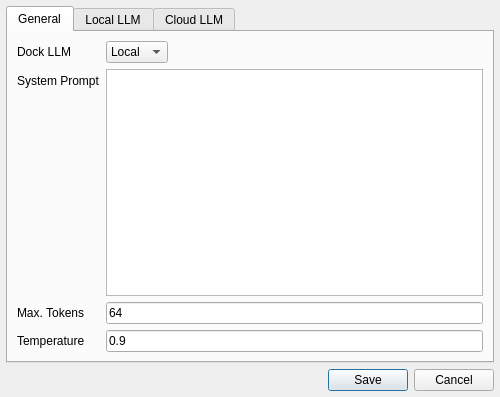
locaal-ai/obs-brAIn, file src/llm-dock/ui/settingsdialog.ui: the form before one commit.
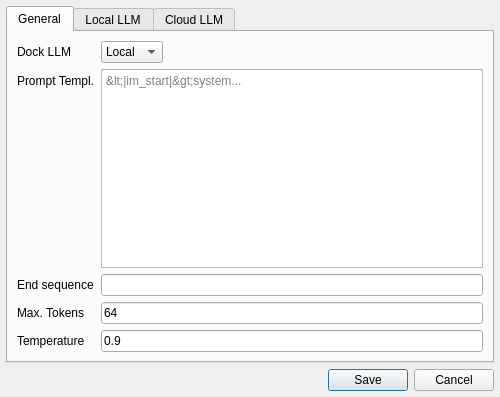
The form after the commit.

What changed in the file:
```diff
--- a/src/llm-dock/ui/settingsdialog.ui
+++ b/src/llm-dock/ui/settingsdialog.ui
@@ -81,32 +81,32 @@
        <item row="2" column="0">
         <widget class="QLabel" name="label_2">
          <property name="text">
-          <string>System Prompt</string>
+          <string>Prompt Templ.</string>
          </property>
         </widget>
        </item>
-       <item row="3" column="0">
+       <item row="4" column="0">
         <widget class="QLabel" name="label_3">
          <property name="text">
           <string>Max. Tokens</string>
          </property>
         </widget>
        </item>
-       <item row="3" column="1">
+       <item row="4" column="1">
         <widget class="QLineEdit" name="maxTokens">
          <property name="text">
           <string>64</string>
          </property>
         </widget>
        </item>
-       <item row="4" column="0">
+       <item row="5" column="0">
         <widget class="QLabel" name="label_4">
          <property name="text">
           <string>Temperature</string>
          </property>
         </widget>
        </item>
-       <item row="4" column="1">
+       <item row="5" column="1">
         <widget class="QLineEdit" name="temperature">
          <property name="text">
           <string>0.9</string>
@@ -114,7 +114,21 @@
         </widget>
        </item>
        <item row="2" column="1">
-        <widget class="QTextEdit" name="sysPrompt"/>
+        <widget class="QTextEdit" name="sysPrompt">
+         <property name="placeholderText">
+          <string>&lt;|im_start|&gt;system...</string>
+         </property>
+        </widget>
+       </item>
+       <item row="3" column="0">
+        <widget class="QLabel" name="label_8">
+         <property name="text">
+          <string>End sequence</string>
+         </property>
+        </widget>
+       </item>
+       <item row="3" column="1">
+        <widget class="QLineEdit" name="endSeq"/>
        </item>
       </layout>
      </widget>
```
